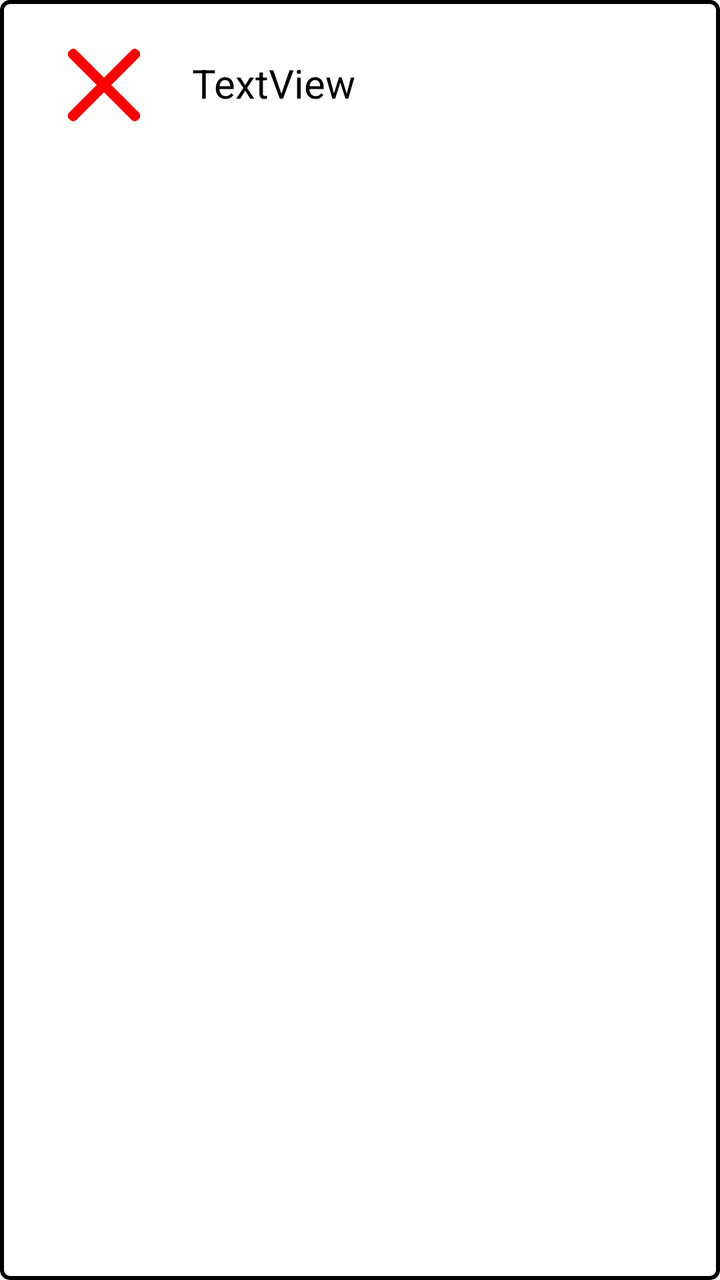
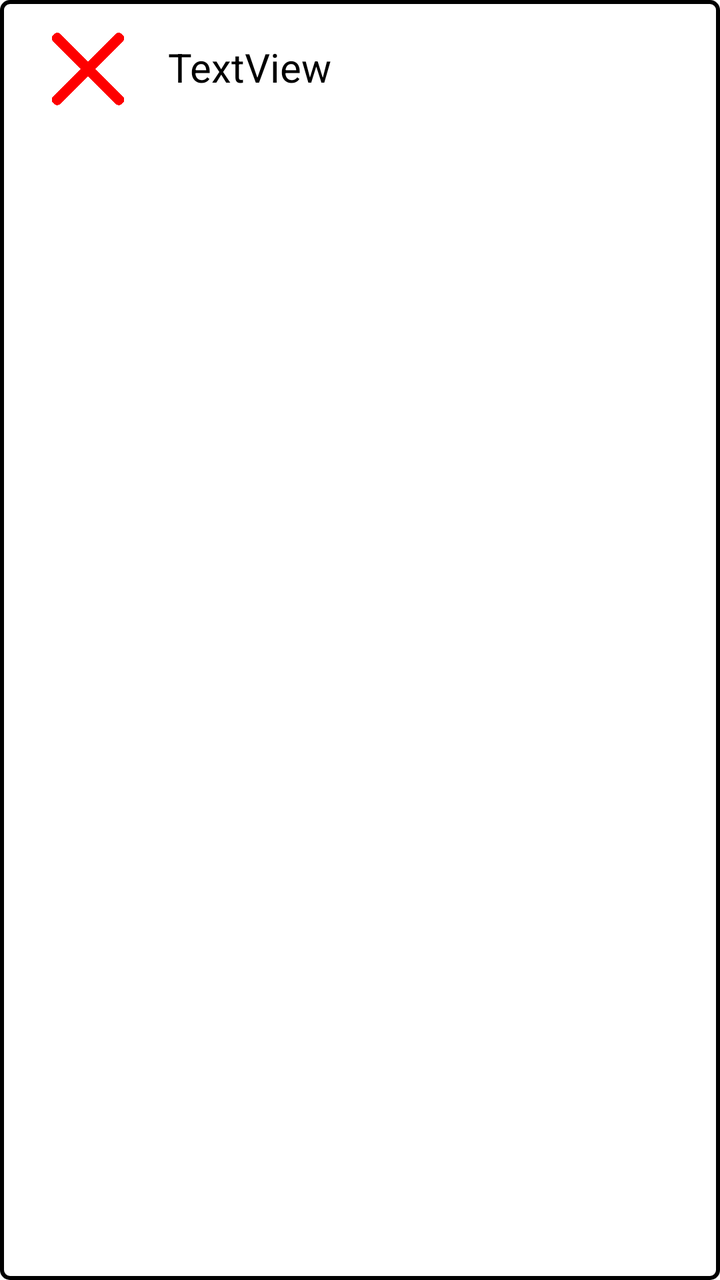

Two renders of the same Android screen: before a commit and after it. Below are the layout's source before the change and the commit's diff.
<!-- AndroidManifest.xml: application theme AppTheme -->
<!-- res/layout/recycler_view_layout.xml -->
<?xml version="1.0" encoding="utf-8"?>
<androidx.constraintlayout.widget.ConstraintLayout xmlns:android="http://schemas.android.com/apk/res/android"
    xmlns:app="http://schemas.android.com/apk/res-auto"
    xmlns:tools="http://schemas.android.com/tools"
    android:layout_width="match_parent"
    android:layout_height="wrap_content"
    android:background="@drawable/border"
    android:padding="8dp">

    <ImageView
        android:id="@+id/viewDeleteIV"
        android:layout_width="56dp"
        android:layout_height="37dp"
        android:layout_marginStart="16dp"
        android:layout_marginTop="16dp"
        app:layout_constraintStart_toStartOf="parent"
        app:layout_constraintTop_toTopOf="parent"
        app:srcCompat="@drawable/close_app_cross" />

    <TextView
        android:id="@+id/viewMessageTV"
        android:layout_width="88dp"
        android:layout_height="28dp"
        android:layout_marginStart="16dp"
        android:layout_marginTop="20dp"
        android:text="TextView"
        android:textColor="@color/black"
        android:textSize="20sp"
        app:layout_constraintStart_toEndOf="@+id/viewDeleteIV"
        app:layout_constraintTop_toTopOf="parent" />

</androidx.constraintlayout.widget.ConstraintLayout>
<!-- resources referenced by this layout -->
<resources>
  <color name="black">#FF000000</color>
  <!-- drawable border (drawable) -->
  <?xml version="1.0" encoding="utf-8"?>
  <shape xmlns:android="http://schemas.android.com/apk/res/android">
      <solid android:color="@android:color/white" />
      <stroke
          android:color="@android:color/black"
      android:width="2dp" />
      <corners android:radius="4dp" />
  </shape>
  <!-- drawable close_app_cross: png bitmap (drawable, 5612 bytes) -->
  <style name="AppTheme" parent="AppBaseTheme">
      
    </style>
  <style name="AppBaseTheme" parent="android:Theme.Light">
      
    </style>
</resources>

<!-- the commit's change to res/layout/recycler_view_layout.xml (unified diff, before → after) -->
@@ -11,8 +11,8 @@
         android:id="@+id/viewDeleteIV"
         android:layout_width="56dp"
         android:layout_height="37dp"
-        android:layout_marginStart="16dp"
-        android:layout_marginTop="16dp"
+        android:layout_marginStart="8dp"
+        android:layout_marginTop="8dp"
         app:layout_constraintStart_toStartOf="parent"
         app:layout_constraintTop_toTopOf="parent"
         app:srcCompat="@drawable/close_app_cross" />
@@ -21,8 +21,8 @@
         android:id="@+id/viewMessageTV"
         android:layout_width="88dp"
         android:layout_height="28dp"
-        android:layout_marginStart="16dp"
-        android:layout_marginTop="20dp"
+        android:layout_marginStart="12dp"
+        android:layout_marginTop="12dp"
         android:text="TextView"
         android:textColor="@color/black"
         android:textSize="20sp"
